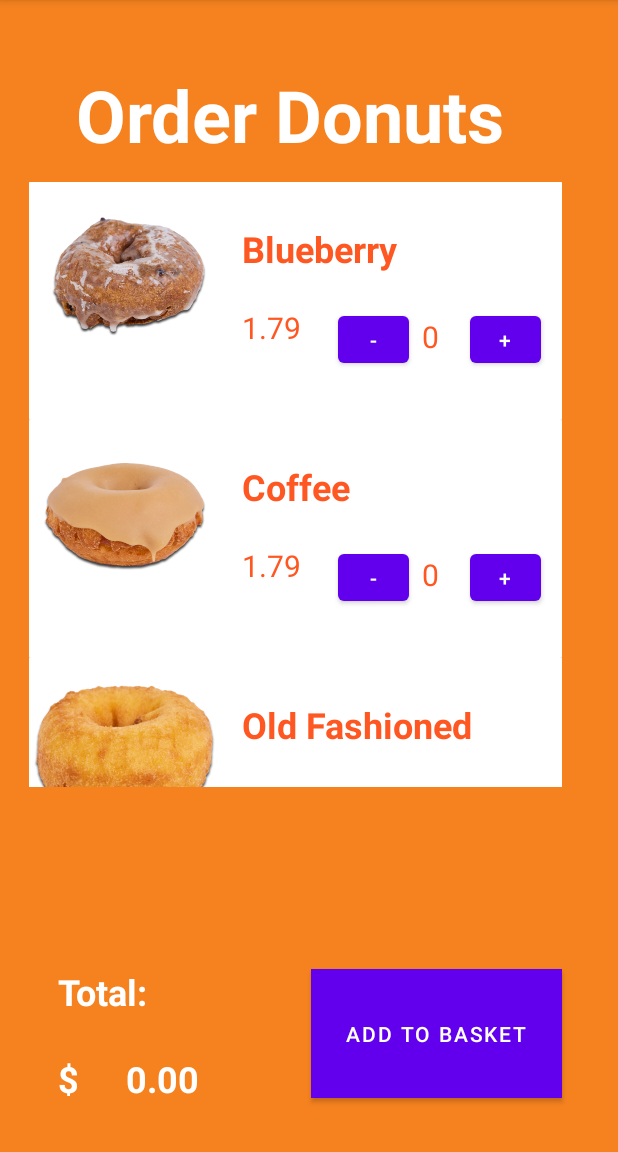
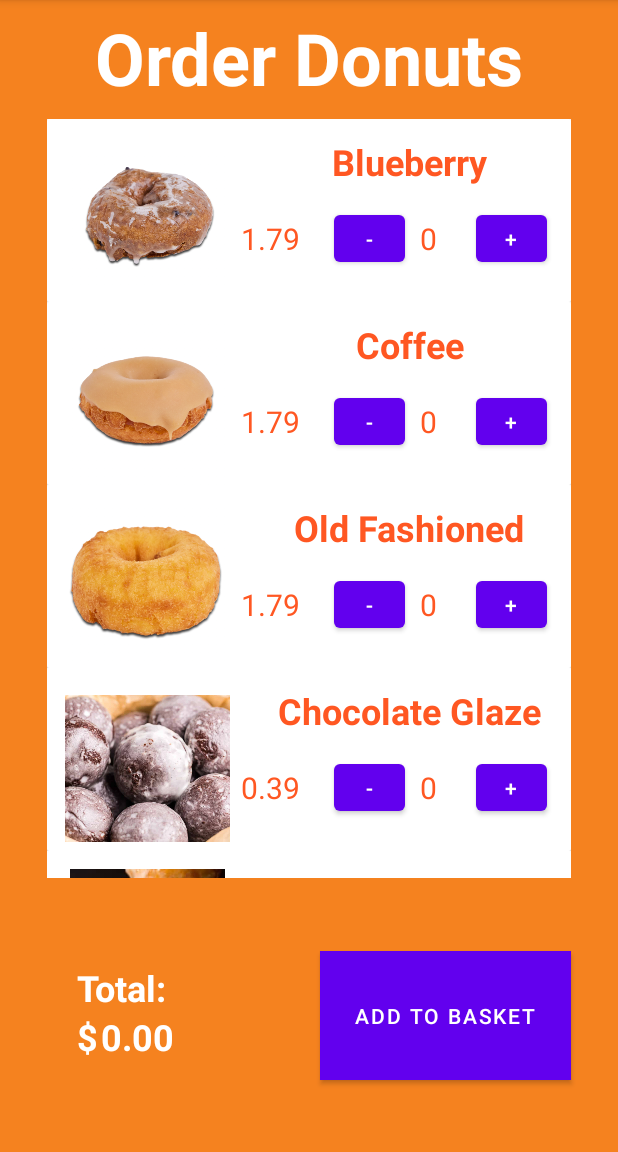
Before and after one commit to map112300/RUCafe_Android, an Android app: the OrderingDonutsActivity screen opened directly, with no data from a screen before it, on a phone screen of 412 x 824 dp, the part 84-1236 px from its top. Run offline under Robolectric (Android 15) with nearby library versions, the phone set to English and light mode, and no system bars.

Commit message:
Donut Layout

```diff
--- a/app/src/main/res/layout/activity_ordering_donuts.xml
+++ b/app/src/main/res/layout/activity_ordering_donuts.xml
@@ -10,73 +10,59 @@
 
     <TextView
         android:id="@+id/donut_total_Field2"
-        android:layout_width="28dp"
-        android:layout_height="28dp"
-        android:layout_marginStart="38dp"
-        android:layout_marginEnd="345dp"
-        android:layout_marginBottom="37dp"
+        android:layout_width="wrap_content"
+        android:layout_height="wrap_content"
         android:text="@string/dollar_sign"
         android:textColor="#FFFFFF"
         android:textSize="24sp"
         android:textStyle="bold"
-        app:layout_constraintBottom_toBottomOf="parent"
-        app:layout_constraintEnd_toEndOf="parent"
-        app:layout_constraintStart_toStartOf="parent" />
+        app:layout_constraintStart_toStartOf="@+id/textView15"
+        app:layout_constraintTop_toBottomOf="@+id/textView15" />
 
     <Button
         android:id="@+id/add_to_BasketBT"
         android:layout_width="167dp"
         android:layout_height="86dp"
-        android:layout_marginStart="205dp"
-        android:layout_marginEnd="36dp"
-        android:layout_marginBottom="36dp"
         android:background="#E91E63"
         android:text="@string/add_to_basket"
         app:layout_constraintBottom_toBottomOf="parent"
-        app:layout_constraintEnd_toEndOf="parent"
-        app:layout_constraintHorizontal_bias="0.666"
-        app:layout_constraintStart_toStartOf="parent" />
+        app:layout_constraintEnd_toEndOf="@+id/rcView"
+        app:layout_constraintTop_toBottomOf="@+id/rcView"
+        app:layout_constraintVertical_bias="0.5" />
 
     <TextView
         android:id="@+id/donut_total_Field"
-        android:layout_width="94dp"
-        android:layout_height="28dp"
-        android:layout_marginStart="83dp"
-        android:layout_marginEnd="234dp"
-        android:layout_marginBottom="37dp"
+        android:layout_width="wrap_content"
+        android:layout_height="wrap_content"
+        android:layout_marginStart="2dp"
         android:text="@string/default_price"
         android:textColor="#FFFFFF"
         android:textSize="24sp"
         android:textStyle="bold"
-        app:layout_constraintBottom_toBottomOf="parent"
-        app:layout_constraintEnd_toEndOf="parent"
-        app:layout_constraintStart_toStartOf="parent" />
+        app:layout_constraintStart_toEndOf="@+id/donut_total_Field2"
+        app:layout_constraintTop_toTopOf="@+id/donut_total_Field2" />
 
     <TextView
         android:id="@+id/textView15"
-        android:layout_width="96dp"
-        android:layout_height="42dp"
-        android:layout_marginStart="38dp"
-        android:layout_marginEnd="277dp"
-        android:layout_marginBottom="81dp"
+        android:layout_width="wrap_content"
+        android:layout_height="wrap_content"
+        android:layout_marginStart="20dp"
+        android:layout_marginTop="8dp"
         android:text="@string/total_Price"
         android:textColor="#FFFFFF"
         android:textSize="24sp"
         android:textStyle="bold"
-        app:layout_constraintBottom_toBottomOf="parent"
-        app:layout_constraintEnd_toEndOf="parent"
-        app:layout_constraintStart_toStartOf="parent" />
+        app:layout_constraintStart_toStartOf="@+id/rcView"
+        app:layout_constraintTop_toTopOf="@+id/add_to_BasketBT" />
 
     <androidx.recyclerview.widget.RecyclerView
         android:id="@+id/rcView"
-        android:layout_width="355dp"
-        android:layout_height="403dp"
-        android:layout_marginStart="19dp"
-        android:layout_marginTop="20dp"
-        android:layout_marginEnd="20dp"
+        android:layout_width="349dp"
+        android:layout_height="506dp"
+        android:layout_marginTop="16dp"
         android:background="#FFFFFF"
         app:layout_constraintEnd_toEndOf="parent"
-        app:layout_constraintHorizontal_bias="0.0"
+        app:layout_constraintHorizontal_bias="0.5"
         app:layout_constraintStart_toStartOf="parent"
         app:layout_constraintTop_toBottomOf="@+id/textView7" />
 
@@ -84,14 +70,21 @@
         android:id="@+id/textView7"
         android:layout_width="291dp"
         android:layout_height="57dp"
-        android:layout_marginStart="48dp"
-        android:layout_marginTop="44dp"
+        android:layout_marginTop="6dp"
         android:text="@string/donuts_icon"
         android:textAlignment="center"
         android:textColor="#FFFFFF"
         android:textSize="48sp"
         android:textStyle="bold"
+        app:layout_constraintEnd_toEndOf="parent"
+        app:layout_constraintHorizontal_bias="0.5"
         app:layout_constraintStart_toStartOf="parent"
         app:layout_constraintTop_toTopOf="parent" />
 
+    <androidx.constraintlayout.widget.Group
+        android:id="@+id/group"
+        android:layout_width="wrap_content"
+        android:layout_height="wrap_content"
+        app:constraint_referenced_ids="textView15,donut_total_Field,donut_total_Field2" />
+
 </androidx.constraintlayout.widget.ConstraintLayout>
--- a/app/src/main/res/layout/donut_item_view.xml
+++ b/app/src/main/res/layout/donut_item_view.xml
@@ -25,74 +25,77 @@
                 android:id="@+id/btn_remove"
                 android:layout_width="47dp"
                 android:layout_height="43dp"
-                android:layout_marginStart="12dp"
-                android:layout_marginBottom="32dp"
+                android:layout_marginEnd="10dp"
                 android:text="@string/remove_button"
                 android:textSize="14sp"
-                app:layout_constraintBottom_toBottomOf="parent"
-                app:layout_constraintStart_toEndOf="@+id/donut_price"
-                app:layout_constraintTop_toTopOf="@+id/donut_price"
-                app:layout_constraintVertical_bias="0.0"
+                app:layout_constraintBottom_toBottomOf="@+id/donut_qty"
+                app:layout_constraintEnd_toStartOf="@+id/donut_qty"
+                app:layout_constraintTop_toTopOf="@+id/donut_qty"
                 tools:ignore="TouchTargetSizeCheck" />
 
             <TextView
                 android:id="@+id/donut_flavor"
-                android:layout_width="251dp"
-                android:layout_height="39dp"
+                android:layout_width="wrap_content"
+                android:layout_height="wrap_content"
                 android:layout_marginStart="12dp"
-                android:layout_marginTop="28dp"
                 android:textColor="#FF5722"
                 android:textColorHighlight="#FF5722"
                 android:textColorLink="#FF5722"
                 android:textSize="24sp"
                 android:textStyle="bold"
+                app:layout_constraintEnd_toEndOf="parent"
+                app:layout_constraintHorizontal_bias="0.5"
                 app:layout_constraintStart_toEndOf="@+id/donut_image"
-                app:layout_constraintTop_toTopOf="parent" />
+                app:layout_constraintTop_toTopOf="@+id/donut_image" />
 
             <ImageView
                 android:id="@+id/donut_image"
-                android:layout_width="130dp"
-                android:layout_height="130dp"
+                android:layout_width="110dp"
+                android:layout_height="110dp"
+                android:layout_marginStart="12dp"
+                android:layout_marginTop="12dp"
                 android:scaleType="fitCenter"
+                app:layout_constraintBottom_toBottomOf="parent"
                 app:layout_constraintStart_toStartOf="parent"
                 app:layout_constraintTop_toTopOf="parent"
+                app:layout_constraintVertical_bias="0.5"
                 tools:srcCompat="@tools:sample/avatars" />
 
             <TextView
                 android:id="@+id/donut_price"
                 android:layout_width="52dp"
-                android:layout_height="41dp"
-                android:layout_marginTop="16dp"
+                android:layout_height="wrap_content"
+                android:layout_marginEnd="10dp"
                 android:textColor="#FF5722"
                 android:textSize="20sp"
-                app:layout_constraintStart_toStartOf="@+id/donut_flavor"
-                app:layout_constraintTop_toBottomOf="@+id/donut_flavor" />
+                app:layout_constraintBottom_toBottomOf="@+id/btn_remove"
+                app:layout_constraintEnd_toStartOf="@+id/btn_remove"
+                app:layout_constraintTop_toTopOf="@+id/btn_remove" />
 
             <Button
                 android:id="@+id/btn_add"
                 android:layout_width="47dp"
                 android:layout_height="43dp"
-                android:layout_marginStart="100dp"
-                android:layout_marginBottom="32dp"
+                android:layout_marginEnd="16dp"
+                android:layout_marginBottom="8dp"
                 android:text="@string/add_button"
                 android:textSize="14sp"
                 app:layout_constraintBottom_toBottomOf="parent"
-                app:layout_constraintStart_toEndOf="@+id/donut_price"
-                app:layout_constraintTop_toTopOf="@+id/donut_price"
-                app:layout_constraintVertical_bias="0.0"
+                app:layout_constraintEnd_toEndOf="parent"
+                app:layout_constraintTop_toBottomOf="@+id/donut_flavor"
                 tools:ignore="TouchTargetSizeCheck" />
 
             <TextView
                 android:id="@+id/donut_qty"
                 android:layout_width="27dp"
-                android:layout_height="33dp"
-                android:layout_marginStart="68dp"
-                android:layout_marginBottom="36dp"
+                android:layout_height="wrap_content"
+                android:layout_marginEnd="10dp"
                 android:text="@string/default_qty"
                 android:textColor="#FF5722"
                 android:textSize="20sp"
-                app:layout_constraintBottom_toBottomOf="parent"
-                app:layout_constraintStart_toEndOf="@+id/donut_price" />
+                app:layout_constraintBottom_toBottomOf="@+id/btn_add"
+                app:layout_constraintEnd_toStartOf="@+id/btn_add"
+                app:layout_constraintTop_toTopOf="@+id/btn_add" />
         </androidx.constraintlayout.widget.ConstraintLayout>
     </androidx.cardview.widget.CardView>
 
```
